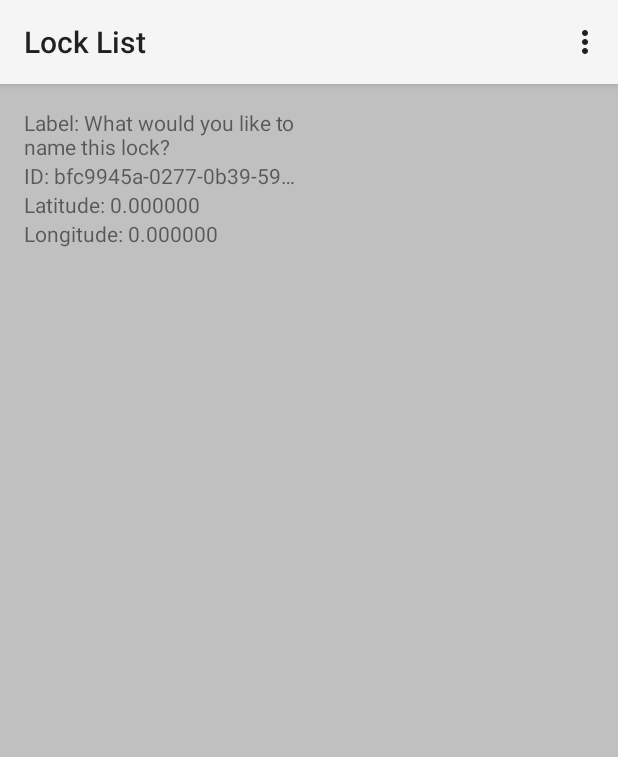
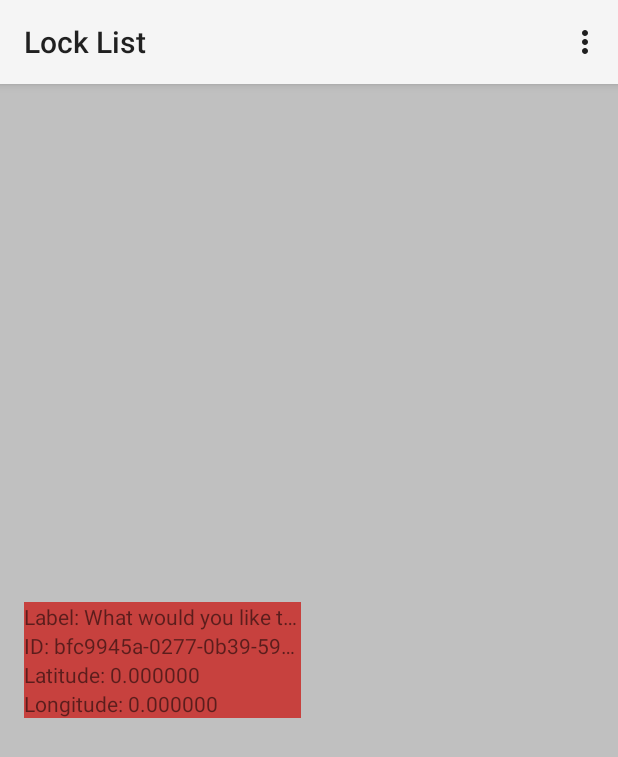
Before and after one commit to jrg94/EECS398, an Android app: the LockListScreen screen opened directly, with no data from a screen before it, on a phone screen of 412 x 824 dp. Shown: the top 757 px of the screen. Run offline under Robolectric (Android 15) with nearby library versions, the phone set to English and light mode, and no system bars; 1 statement that could not run was skipped.

Commit message:
Added padding and color

```diff
--- a/EECS398_UI/app/src/main/java/com/example/christen/eecs398_ui/LockListScreen.java
+++ b/EECS398_UI/app/src/main/java/com/example/christen/eecs398_ui/LockListScreen.java
@@ -20,6 +20,7 @@ import android.app.Activity;
 import android.bluetooth.BluetoothAdapter;
 import android.bluetooth.BluetoothDevice;
 import android.content.Intent;
+import android.graphics.Color;
 import android.os.Bundle;
 import android.os.Handler;
 import android.os.Message;
--- a/EECS398_UI/app/src/main/res/layout/lock_list_screen.xml
+++ b/EECS398_UI/app/src/main/res/layout/lock_list_screen.xml
@@ -6,15 +6,17 @@
     android:paddingTop="@dimen/activity_vertical_margin"
     android:paddingBottom="@dimen/activity_vertical_margin"
     tools:context=".LockListScreen"
+    android:gravity="center"
     android:background="#ffc0c0c0">
 
     <GridView
         android:layout_width="wrap_content"
         android:layout_height="wrap_content"
         android:numColumns="2"
-        android:horizontalSpacing="5dp"
-        android:verticalSpacing="5dp"
+        android:horizontalSpacing="10dp"
+        android:verticalSpacing="10dp"
         android:id="@+id/gridView"
+        android:background="#ffc0c0c0"
         android:layout_alignParentTop="true"
         android:layout_alignParentStart="true" />
 
--- a/EECS398_UI/app/src/main/res/layout/lock_ui.xml
+++ b/EECS398_UI/app/src/main/res/layout/lock_ui.xml
@@ -2,12 +2,14 @@
 <LinearLayout xmlns:android="http://schemas.android.com/apk/res/android"
     android:layout_width="match_parent"
     android:layout_height="match_parent"
+    android:background="#b1ca0905"
     android:orientation="vertical">
 
     <TextView
         android:id="@+id/lockLabel"
         android:layout_width="wrap_content"
         android:layout_height="wrap_content"
+        android:singleLine="true"
         android:text="@string/lock_label" />
     <TextView
         android:id="@+id/lockID"
@@ -19,10 +21,12 @@
         android:id="@+id/lockLat"
         android:layout_width="wrap_content"
         android:layout_height="wrap_content"
+        android:singleLine="true"
         android:text="@string/lock_latitude" />
     <TextView
         android:id="@+id/lockLong"
         android:layout_width="wrap_content"
         android:layout_height="wrap_content"
+        android:singleLine="true"
         android:text="@string/lock_longitude" />
 </LinearLayout>
```
